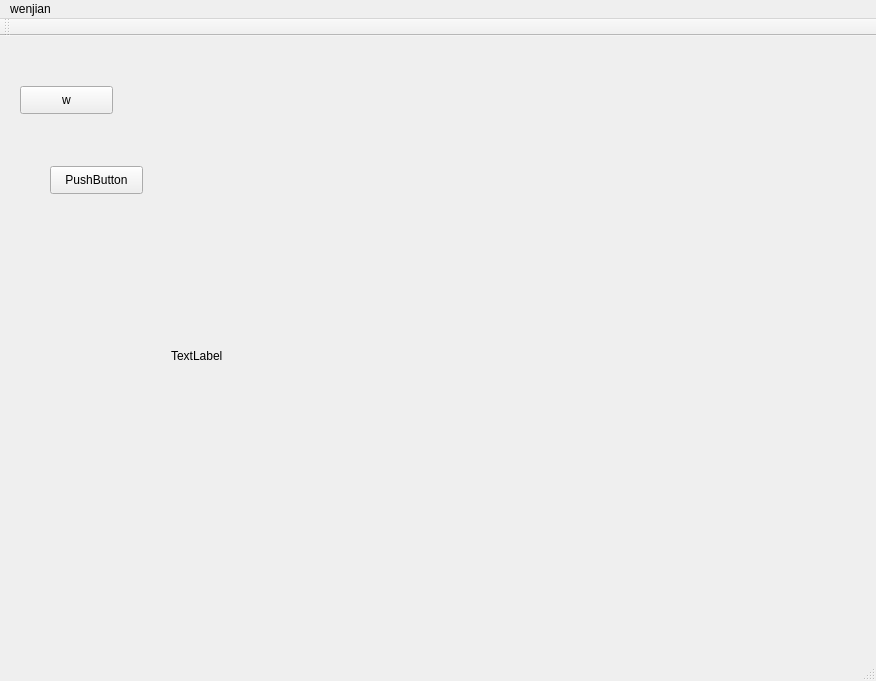
Qt form mainwindow.ui (FZHBW/QtRsImage) before a commit.
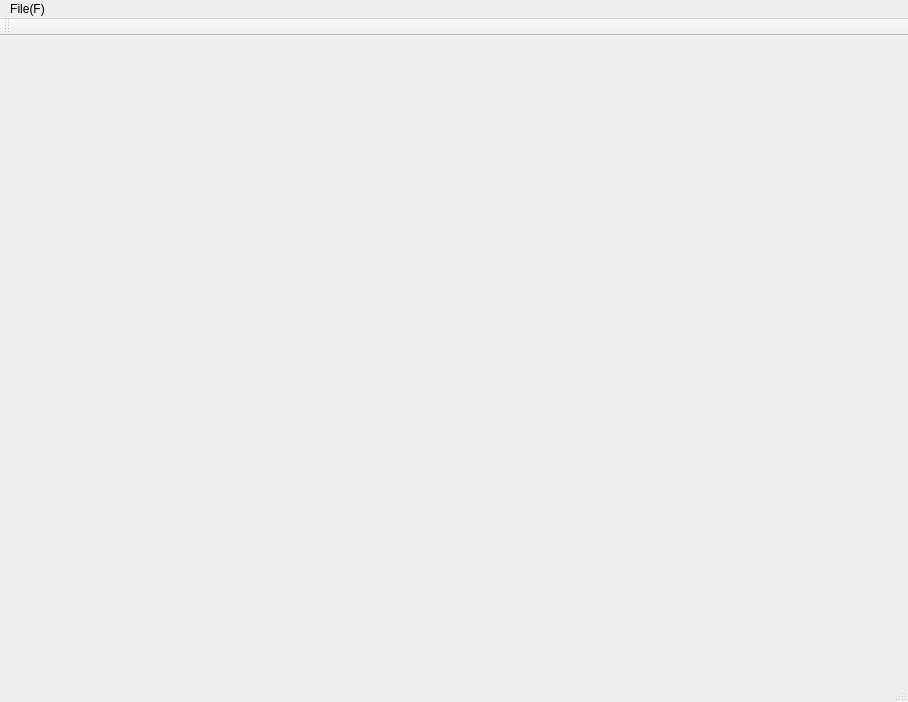
The same form after that commit.

```diff
--- a/mainwindow.ui
+++ b/mainwindow.ui
@@ -6,66 +6,36 @@
    <rect>
     <x>0</x>
     <y>0</y>
-    <width>876</width>
-    <height>681</height>
+    <width>908</width>
+    <height>702</height>
    </rect>
   </property>
   <property name="windowTitle">
    <string>MainWindow</string>
   </property>
   <widget class="QWidget" name="centralWidget">
-   <widget class="QPushButton" name="pushButton">
-    <property name="geometry">
-     <rect>
-      <x>50</x>
-      <y>130</y>
-      <width>93</width>
-      <height>28</height>
-     </rect>
-    </property>
-    <property name="text">
-     <string>PushButton</string>
-    </property>
-   </widget>
-   <widget class="QLabel" name="label">
-    <property name="geometry">
-     <rect>
-      <x>171</x>
-      <y>34</y>
-      <width>661</width>
-      <height>571</height>
-     </rect>
-    </property>
-    <property name="text">
-     <string>TextLabel</string>
-    </property>
-   </widget>
-   <widget class="QPushButton" name="pushButton_2">
-    <property name="geometry">
-     <rect>
-      <x>20</x>
-      <y>50</y>
-      <width>93</width>
-      <height>28</height>
-     </rect>
-    </property>
-    <property name="text">
-     <string>w</string>
-    </property>
-   </widget>
+   <layout class="QGridLayout" name="gridLayout">
+    <item row="0" column="0">
+     <widget class="QLabel" name="label">
+      <property name="text">
+       <string/>
+      </property>
+     </widget>
+    </item>
+   </layout>
   </widget>
   <widget class="QMenuBar" name="menuBar">
    <property name="geometry">
     <rect>
      <x>0</x>
      <y>0</y>
-     <width>876</width>
+     <width>908</width>
      <height>26</height>
     </rect>
    </property>
    <widget class="QMenu" name="menuwenjian">
     <property name="title">
-     <string>wenjian</string>
+     <string>File(F)</string>
     </property>
     <addaction name="actionqoiwe"/>
    </widget>
```
Left out of the diff: 8 changed lines with no effect on the pictures.
